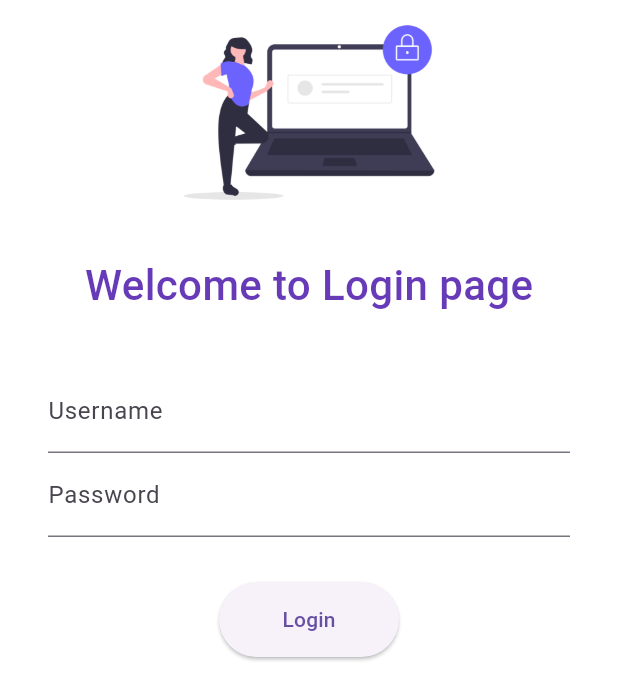
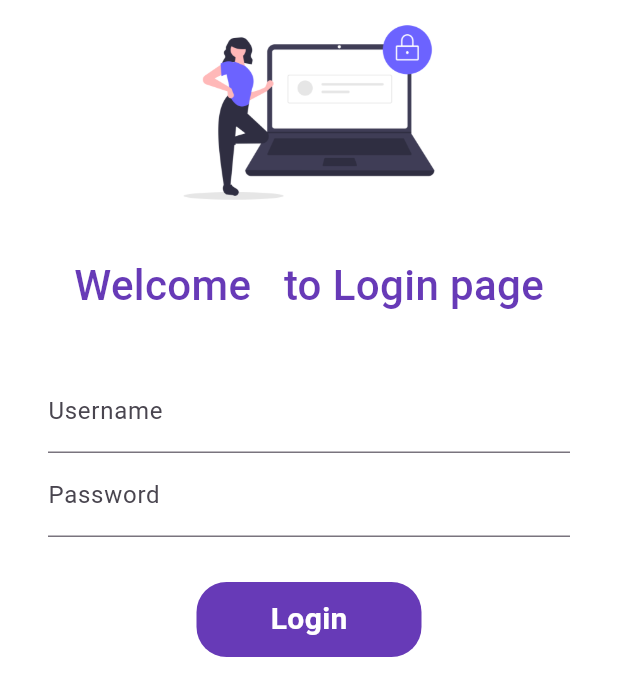
Before and after one commit to Babita00/Flutter-basic, a Flutter app: the screen it shows after launch, on a phone screen of 412 x 824 dp. Shown: the top 700 px of the screen. Run offline on Flutter 3.47's test engine with Material 3 defaults, Android fonts, the phone set to English and light mode, and no system bars; our stand-ins replace google_fonts.

Commit message:
5th commit

```diff
--- a/themesandtext/lib/Pages/login_page.dart
+++ b/themesandtext/lib/Pages/login_page.dart
@@ -1,9 +1,16 @@
 import 'package:flutter/material.dart';
-import 'package:themesandtext/utils/routes.dart';
+// import 'package:themesandtext/utils/routes.dart';
 
-class LoginPage extends StatelessWidget {
+class LoginPage extends StatefulWidget {
   const LoginPage({super.key});
 
+  @override
+  State<LoginPage> createState() => _LoginPageState();
+}
+
+class _LoginPageState extends State<LoginPage> {
+  String name = " ";
+  bool changeButthon = false;
   @override
   Widget build(BuildContext context) {
     return Material(
@@ -19,9 +26,9 @@ class LoginPage extends StatelessWidget {
             const SizedBox(
               height: 20,
             ),
-            const Text(
-              "Welcome to Login page",
-              style: TextStyle(
+            Text(
+              "Welcome $name to Login page",
+              style: const TextStyle(
                 fontSize: 28,
                 fontWeight: FontWeight.w500,
                 color: Colors.deepPurple,
@@ -42,6 +49,10 @@ class LoginPage extends StatelessWidget {
                       hintText: "Enter your username",
                       labelText: "Username",
                     ),
+                    onChanged: (value) {
+                      name = value;
+                      setState(() {});
+                    },
                   ),
                   TextFormField(
                     obscureText: true,
@@ -53,15 +64,45 @@ class LoginPage extends StatelessWidget {
                   const SizedBox(
                     height: 30,
                   ),
-                  ElevatedButton(
-                    style:
-                        TextButton.styleFrom(minimumSize: const Size(120, 50)),
-                    onPressed: () {
-                      //Navigator.push(context, route)
-                      Navigator.pushNamed(context, MyRoutes.homeRouute);
+                  InkWell(
+                    onTap: () {
+                      setState(() {
+                        changeButthon = true;
+                      });
+
+                      //Navigator.pushNamed(context, MyRoutes.homeRoute);
                     },
-                    child: const Text("Login"),
-                  )
+                    child: AnimatedContainer(
+                      duration: const Duration(seconds: 1),
+                      width: changeButthon ? 100 : 150,
+                      height: 50,
+                      alignment: Alignment.center,
+                      decoration: const BoxDecoration(
+                        color: Colors.deepPurple,
+                        // shape: changeButthon
+                        //     ? BoxShape.circle
+                        //     : BoxShape.rectangle,
+                        borderRadius: BorderRadius.all(Radius.circular(20)),
+                      ),
+                      child: const Text(
+                        "Login",
+                        style: TextStyle(
+                            color: Colors.white,
+                            fontSize: 20,
+                            fontWeight: FontWeight.w600),
+                      ),
+                    ),
+                  ),
+
+                  // ElevatedButton(
+                  //   style:
+                  //       TextButton.styleFrom(minimumSize: const Size(120, 50)),
+                  //   onPressed: () {
+                  //     //Navigator.push(context, route)
+                  //     Navigator.pushNamed(context, MyRoutes.homeRoute);
+                  //   },
+                  //   child: const Text("Login"),
+                  // )
                 ],
               ),
             ),
--- a/themesandtext/lib/main.dart
+++ b/themesandtext/lib/main.dart
@@ -25,10 +25,10 @@ class MyApp extends StatelessWidget {
       //   brightness: Brightness.dark,
       //   primarySwatch: Colors.deepPurple,
       // ),
-      initialRoute: "/login",
+      initialRoute: MyRoutes.loginRoute,
       routes: {
-        MyRoutes.homeRouute: (context) => const HomePage(),
-        MyRoutes.loginRouute: (context) => const LoginPage(),
+        MyRoutes.homeRoute: (context) => const HomePage(),
+        MyRoutes.loginRoute: (context) => const LoginPage(),
       },
     );
   }
--- a/themesandtext/lib/utils/routes.dart
+++ b/themesandtext/lib/utils/routes.dart
@@ -1,4 +1,4 @@
 class MyRoutes {
-  static String loginRouute = "/login";
-  static String homeRouute = "/home";
+  static String loginRoute = "/login";
+  static String homeRoute = "/home";
 }
```
